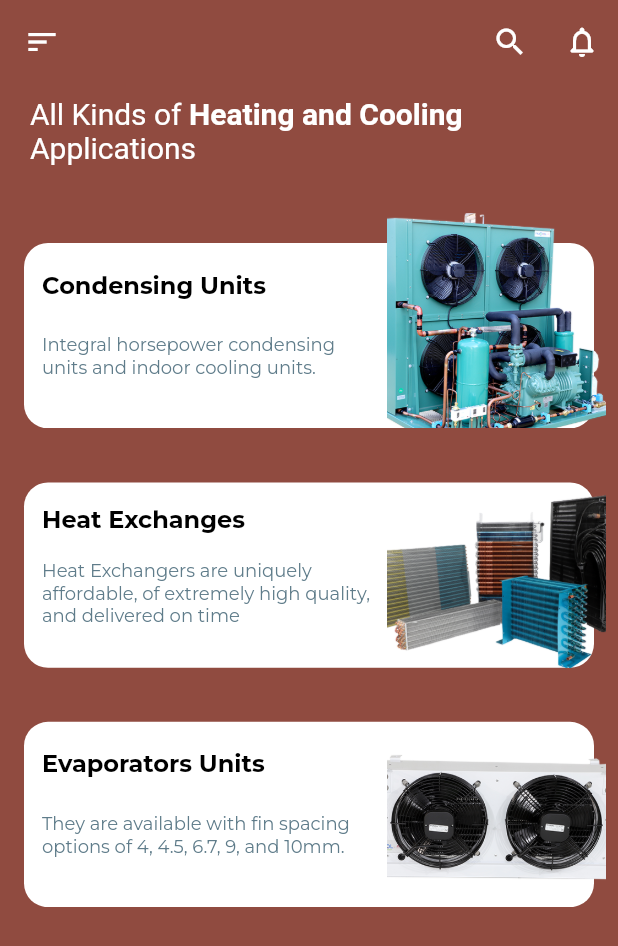
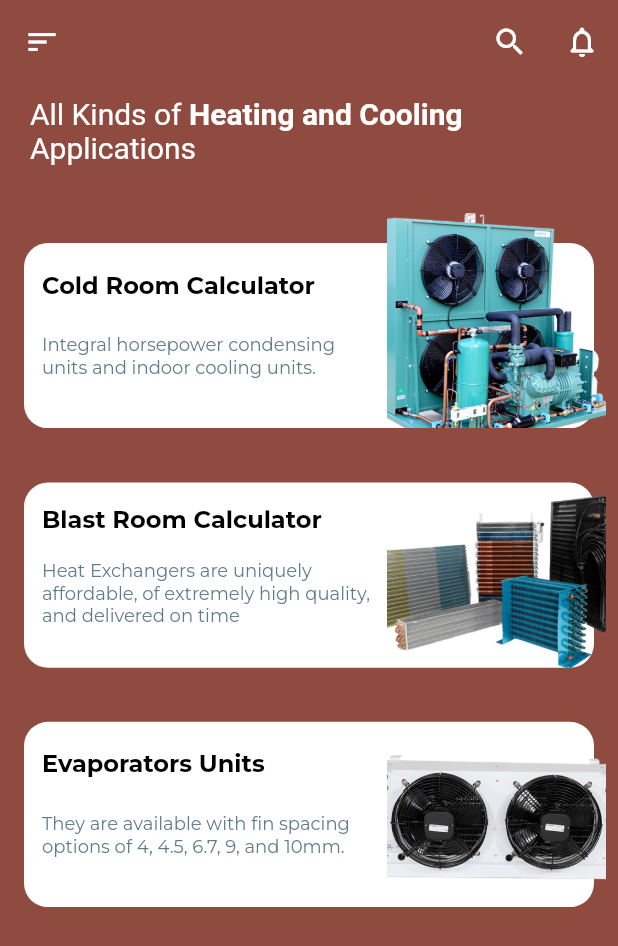
Before and after one commit to sunilimpereal/microcoils, a Flutter app: the HomeScreen screen opened directly, on a phone screen of 412 x 824 dp. Shown: the top 946 px of the screen. Run offline on Flutter 3.47's test engine with Material 2 defaults, Android fonts, the phone set to English and light mode, and no system bars; our stand-ins replace bloc, firebase_auth, firebase_core, flutter_bloc, flutter_keyboard_visibility, google_fonts and 4 more; missing offline and left inert: flutter_facebook_auth, flutter_share; accounts and stored records are empty; project files that could hold a hidden picture were left out.

Commit message:
url change

```diff
--- a/lib/home/calculator/selector/data/calulator_selector.dart
+++ b/lib/home/calculator/selector/data/calulator_selector.dart
@@ -11,7 +11,7 @@ class SelectorCalculator {
     sharedPref.setEvaporationTemp(0.0);
     sharedPref.setDT1(5.0);
     sharedPref.setFinSpacing(4.0);
-    sharedPref.setRH("96");
+    sharedPref.setRH(96);
     sharedPref.setCondenserTemp(28);
     sharedPref.setDT1(5);
     sharedPref.setDefrosting("Electrical defrost");
--- a/lib/home/calculator/selector/data/sharedpref_selector.dart
+++ b/lib/home/calculator/selector/data/sharedpref_selector.dart
@@ -58,8 +58,8 @@ class SharedPrefSelector {
     _sharedPref!.setDouble(CondenserTemp, value);
   }
 
-  setRH(String value) {
-    _sharedPref!.setString(RH, value);
+  setRH(double value) {
+    _sharedPref!.setDouble(RH, value);
   }
 
   setDT1(double value) {
--- a/lib/home/profile/settings/settings_screen.dart
+++ b/lib/home/profile/settings/settings_screen.dart
@@ -2,6 +2,7 @@ import 'package:flutter/cupertino.dart';
 import 'package:flutter/material.dart';
 import 'package:url_launcher/url_launcher.dart';
 
+import '../../../utils/ApiUrls.dart';
 import '../../../utils/screen.dart';
 import '../widgets/app_bar.dart';
 
@@ -26,7 +27,7 @@ class _SettingsScreenState extends State<SettingsScreen> {
               children: [
                 settingsTile(
                     ontap: () {
-                      _launchUrl(url: "https://www.bluecoldref.com/company/about-us");
+                      _launchUrl(url: ApiUrls.aboutUsurl);
                       // Navigator.of(context).push(
                       //   CupertinoPageRoute(
                       //     builder: (context) => const DisclaimerScreen(),
@@ -37,7 +38,7 @@ class _SettingsScreenState extends State<SettingsScreen> {
                     title: "About Us"),
                 settingsTile(
                   ontap: () {
-                    _launchUrl(url: "https://www.bluecoldref.com/company/contact-us");
+                    _launchUrl(url: ApiUrls.contactUsUrl);
                   },
                   icon: Icons.info,
                   title: "Contact Us",
--- a/lib/home/screen/home_screen.dart
+++ b/lib/home/screen/home_screen.dart
@@ -33,7 +33,10 @@ class _HomeScreenState extends State<HomeScreen> {
           },
         ),
         // leading: Container(),
-        actions: [IconButton(onPressed: () {}, icon: Icon(Icons.search)), IconButton(onPressed: () {}, icon: Icon(Icons.notifications_none_rounded))],
+        actions: [
+          IconButton(onPressed: () {}, icon: Icon(Icons.search)),
+          IconButton(onPressed: () {}, icon: Icon(Icons.notifications_none_rounded))
+        ],
       ),
       drawer: AppDrawer(),
       backgroundColor: Theme.of(context).colorScheme.primary,
@@ -61,7 +64,8 @@ class _HomeScreenState extends State<HomeScreen> {
           ),
           children: <TextSpan>[
             TextSpan(text: 'All Kinds of'),
-            TextSpan(text: ' Heating and Cooling ', style: const TextStyle(fontWeight: FontWeight.bold)),
+            TextSpan(
+                text: ' Heating and Cooling ', style: const TextStyle(fontWeight: FontWeight.bold)),
             TextSpan(text: 'Applications'),
           ],
         ),
@@ -76,25 +80,29 @@ class _HomeScreenState extends State<HomeScreen> {
           HomeCard(
             onTap: () {
               ColdRoomCalculator().setDefaultValues();
-              Navigator.of(context).push(CupertinoPageRoute(builder: (context) => const ColdRoomCalculatorScreen()));
+              Navigator.of(context)
+                  .push(CupertinoPageRoute(builder: (context) => const ColdRoomCalculatorScreen()));
             },
             description: "Integral horsepower condensing units and indoor cooling units.",
-            heading: "Condensing Units",
+            heading: "Cold Room Calculator",
             image: ImageConstants.condensingUnit,
           ),
           HomeCard(
             onTap: () {
               BlastRoomCalculator().setDefaultValues();
-              Navigator.of(context).push(CupertinoPageRoute(builder: (context) => const BlastRoomCalculatorScreen()));
+              Navigator.of(context).push(
+                  CupertinoPageRoute(builder: (context) => const BlastRoomCalculatorScreen()));
             },
-            description: "Heat Exchangers are uniquely affordable, of extremely high quality, and delivered on time",
-            heading: "Heat Exchanges",
+            description:
+                "Heat Exchangers are uniquely affordable, of extremely high quality, and delivered on time",
+            heading: "Blast Room Calculator",
             image: ImageConstants.coils,
           ),
           HomeCard(
             onTap: () {
               BlastRoomCalculator().setDefaultValues();
-              Navigator.of(context).push(CupertinoPageRoute(builder: (context) => const SelectorScreen()));
+              Navigator.of(context)
+                  .push(CupertinoPageRoute(builder: (context) => const SelectorScreen()));
             },
             description: "They are available with fin spacing options of 4, 4.5, 6.7, 9, and 10mm.",
             heading: "Evaporators Units",
@@ -123,7 +131,8 @@ class _HomeScreenState extends State<HomeScreen> {
             image: "cold-room.png",
             onTap: () {
               ColdRoomCalculator().setDefaultValues();
-              Navigator.of(context).push(CupertinoPageRoute(builder: (context) => const ColdRoomCalculatorScreen()));
+              Navigator.of(context)
+                  .push(CupertinoPageRoute(builder: (context) => const ColdRoomCalculatorScreen()));
             },
           ),
           CalculatorCard(
@@ -132,7 +141,8 @@ class _HomeScreenState extends State<HomeScreen> {
             image: "blast-room.png",
             onTap: () {
               BlastRoomCalculator().setDefaultValues();
-              Navigator.of(context).push(CupertinoPageRoute(builder: (context) => const BlastRoomCalculatorScreen()));
+              Navigator.of(context).push(
+                  CupertinoPageRoute(builder: (context) => const BlastRoomCalculatorScreen()));
             },
           ),
           CalculatorCard(
@@ -141,7 +151,8 @@ class _HomeScreenState extends State<HomeScreen> {
             image: "selector.png",
             onTap: () {
               BlastRoomCalculator().setDefaultValues();
-              Navigator.of(context).push(CupertinoPageRoute(builder: (context) => const SelectorScreen()));
+              Navigator.of(context)
+                  .push(CupertinoPageRoute(builder: (context) => const SelectorScreen()));
             },
           ),
         ],
--- a/lib/utils/ApiUrls.dart
+++ b/lib/utils/ApiUrls.dart
@@ -1,7 +1,8 @@
 // ignore_for_file: file_names
 
 class ApiUrls {
-  static const String baseUrl = 'http://aetheria.zymofar.com:8082/bcold/';
+  // static const String baseUrl = 'http://aetheria.zymofar.com:8082/bcold/';
+  static const String baseUrl = 'http://microcoil.zymofar.com:8082/m-coil/';
   static const String loginEmailPassword = 'user/microCool/login';
   static const String validateOtp = 'user/microCool/validateOtp';
   static const String airCoolers = 'airCoolers/calculate';
--- a/lib/utils/api_requests.dart
+++ b/lib/utils/api_requests.dart
@@ -29,6 +29,8 @@ class ApiRequest<ReqModel, ResModel> {
     log("ApiRequest Response ${response.statusCode} : ${response.body}");
     if (response.statusCode == 202 || response.statusCode == 200) {
       try {
+        ResModel responseModel = reponseFromJson(response.body);
+        return responseModel;
         log(response.body);
         Map<String, dynamic> parsedData = json.decode(response.body);
         if (parsedData["statusCode"] == 200) {
--- a/lib/utils/constants/image_constaants.dart
+++ b/lib/utils/constants/image_constaants.dart
@@ -1,7 +1,7 @@
 class ImageConstants {
   static String _base = "assets/images";
   static String logo = "$_base/logo.png";
-  static String microCoolLogo = "$_base/microcool-logo.png";
+  static String microCoolLogo = "$_base/logo.png";
   static String condensingUnit = "$_base/condensing-unit.png";
   static String coils = "$_base/coils.png";
   static String evaporatorUnits = "$_base/Evaporator-Units.png";
```
